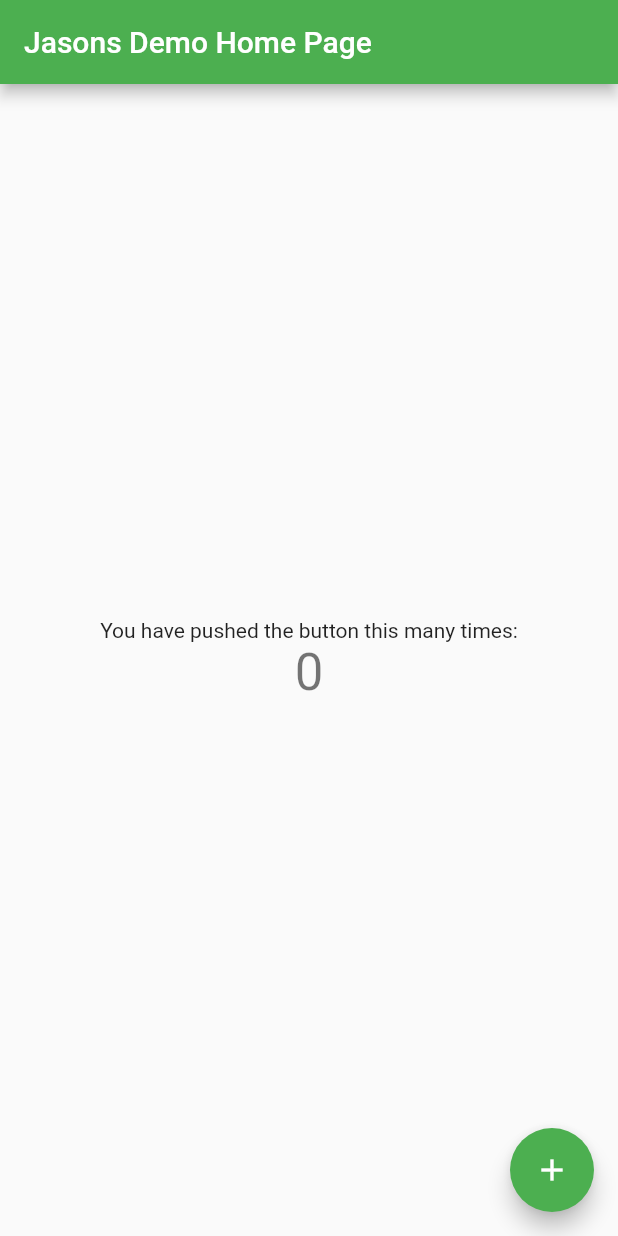
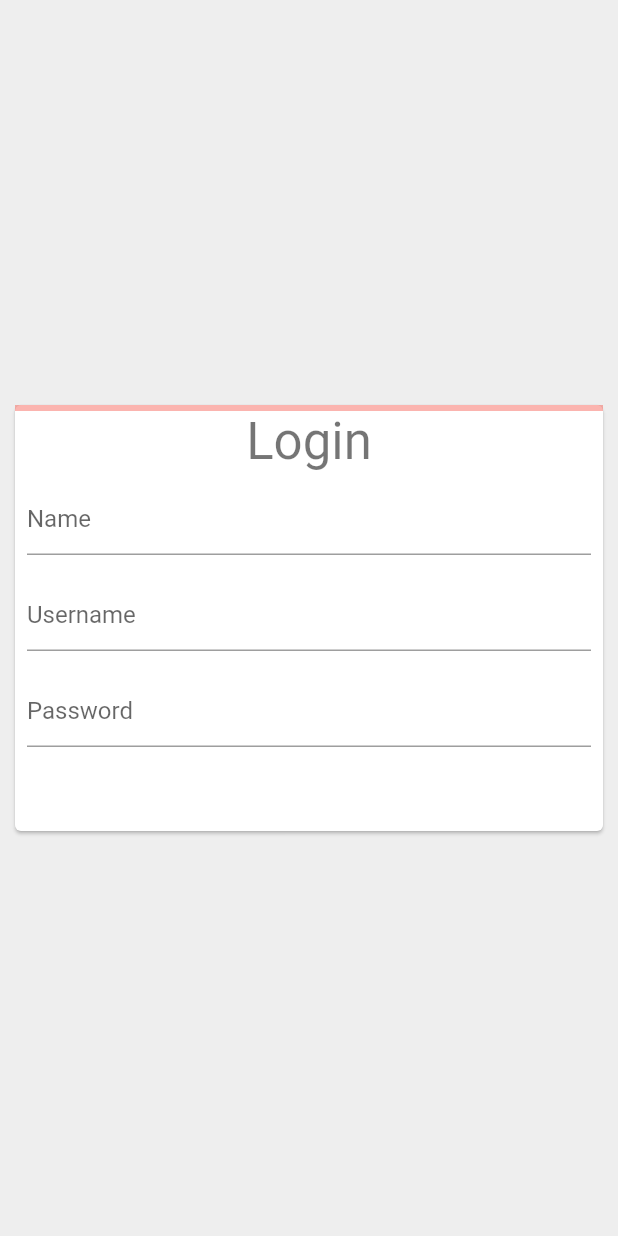
Before and after one commit to jasonminsookim/flutter_generative_chatbot, a Flutter app: the screen it shows after launch, on a phone screen of 412 x 824 dp. Run offline on Flutter 3.47's test engine with Material 2 defaults, Android fonts, the phone set to English and light mode, and no system bars.

Commit message:
Added a login screen.

```diff
--- /dev/null
+++ b/lib/components/login_form.dart
@@ -0,0 +1,139 @@
+import 'package:flutter/material.dart';
+
+class LoginForm extends StatefulWidget {
+  @override
+  _SignUpFormState createState() => _SignUpFormState();
+}
+
+class _SignUpFormState extends State<LoginForm> {
+  final _firstNameTextController = TextEditingController();
+  final _lastNameTextController = TextEditingController();
+  final _usernameTextController = TextEditingController();
+
+  double _formProgress = 0;
+
+  void _updateFormProgress() {
+    var progress = 0.0;
+    var controllers = [
+      _firstNameTextController,
+      _lastNameTextController,
+      _usernameTextController
+    ];
+
+    for (var controller in controllers) {
+      if (controller.value.text.isNotEmpty) {
+        progress += 1 / controllers.length;
+      }
+    }
+
+    setState(() {
+      _formProgress = progress;
+    });
+  }
+
+  void _showMessagingView() {
+    Navigator.of(context).pushNamed('/chat');
+  }
+
+  @override
+  Widget build(BuildContext context) {
+    return Form(
+      onChanged: () => _updateFormProgress(),
+      child: Column(
+        mainAxisSize: MainAxisSize.min,
+        children: [
+          AnimatedProgressIndicator(value: _formProgress),
+          Text('Login', style: Theme.of(context).textTheme.headline4),
+          Padding(
+            padding: EdgeInsets.all(8.0),
+            child: TextFormField(
+              controller: _firstNameTextController,
+              decoration: InputDecoration(hintText: 'Name'),
+            ),
+          ),
+          Padding(
+            padding: EdgeInsets.all(8.0),
+            child: TextFormField(
+              controller: _lastNameTextController,
+              decoration: InputDecoration(hintText: 'Username'),
+            ),
+          ),
+          Padding(
+            padding: EdgeInsets.all(8.0),
+            child: TextFormField(
+              controller: _usernameTextController,
+              decoration: InputDecoration(hintText: 'Password'),
+            ),
+          ),
+          FlatButton(
+            color: Colors.blue,
+            textColor: Colors.white,
+            onPressed: _formProgress == 1 ? _showMessagingView : null,
+            child: Text('Login'),
+          ),
+        ],
+      ),
+    );
+  }
+}
+
+class AnimatedProgressIndicator extends StatefulWidget {
+  final double value;
+
+  AnimatedProgressIndicator({
+    @required this.value,
+  });
+
+  @override
+  State<StatefulWidget> createState() {
+    return _AnimatedProgressIndicatorState();
+  }
+}
+
+class _AnimatedProgressIndicatorState extends State<AnimatedProgressIndicator>
+    with SingleTickerProviderStateMixin {
+  AnimationController _controller;
+  Animation<Color> _colorAnimation;
+  Animation<double> _curveAnimation;
+
+  void initState() {
+    super.initState();
+    _controller = AnimationController(
+        duration: Duration(milliseconds: 1200), vsync: this);
+
+    var colorTween = TweenSequence([
+      TweenSequenceItem(
+        tween: ColorTween(begin: Colors.red, end: Colors.orange),
+        weight: 1,
+      ),
+      TweenSequenceItem(
+        tween: ColorTween(begin: Colors.orange, end: Colors.yellow),
+        weight: 1,
+      ),
+      TweenSequenceItem(
+        tween: ColorTween(begin: Colors.yellow, end: Colors.green),
+        weight: 1,
+      ),
+    ]);
+
+    _colorAnimation = _controller.drive(colorTween);
+    _curveAnimation = _controller.drive(CurveTween(curve: Curves.easeIn));
+  }
+
+  void didUpdateWidget(oldWidget) {
+    super.didUpdateWidget(oldWidget);
+    _controller.animateTo(widget.value);
+  }
+
+  @override
+  Widget build(BuildContext context) {
+    return AnimatedBuilder(
+      animation: _controller,
+      builder: (context, child) => LinearProgressIndicator(
+        value: _curveAnimation.value,
+        valueColor: _colorAnimation,
+        backgroundColor: _colorAnimation.value.withOpacity(0.4),
+      ),
+    );
+  }
+}
--- a/lib/main.dart
+++ b/lib/main.dart
@@ -1,117 +1,24 @@
 import 'package:flutter/material.dart';
+import 'package:flutter_generative_chatbot/theme/style.dart';
+import 'package:flutter_generative_chatbot/routes.dart';
+//import 'package:flutter_generative_chatbot/bloc/bloc-prov-tree.dart';
+//import 'package:flutter_generative_chatbot/bloc/bloc-prov.dart';
+//import 'package:flutter_generative_chatbot/blocs/blocs.dart';
+//import 'blocs/blocs.dart';
 
 void main() {
-  runApp(MyApp());
+  runApp(ExampleApp());
 }
-
-class MyApp extends StatelessWidget {
-  // This widget is the root of your application.
+class ExampleApp extends StatelessWidget {
   @override
   Widget build(BuildContext context) {
-    return MaterialApp(
-      title: 'Flutter Demo',
-      theme: ThemeData(
-        // This is the theme of your application.
-        //
-        // Try running your application with "flutter run". You'll see the
-        // application has a blue toolbar. Then, without quitting the app, try
-        // changing the primarySwatch below to Colors.green and then invoke
-        // "hot reload" (press "r" in the console where you ran "flutter run",
-        // or simply save your changes to "hot reload" in a Flutter IDE).
-        // Notice that the counter didn't reset back to zero; the application
-        // is not restarted.
-        primarySwatch: Colors.green,
-        // This makes the visual density adapt to the platform that you run
-        // the app on. For desktop platforms, the controls will be smaller and
-        // closer together (more dense) than on mobile platforms.
-        visualDensity: VisualDensity.adaptivePlatformDensity,
+    return Container(
+      child: MaterialApp(
+        title: 'ExampleApp',
+        theme: appTheme(),
+        initialRoute: '/',
+        routes: routes,
       ),
-      home: MyHomePage(title: 'Jasons Demo Home Page'),
     );
   }
 }
-
-class MyHomePage extends StatefulWidget {
-  MyHomePage({Key key, this.title}) : super(key: key);
-
-  // This widget is the home page of your application. It is stateful, meaning
-  // that it has a State object (defined below) that contains fields that affect
-  // how it looks.
-
-  // This class is the configuration for the state. It holds the values (in this
-  // case the title) provided by the parent (in this case the App widget) and
-  // used by the build method of the State. Fields in a Widget subclass are
-  // always marked "final".
-
-  final String title;
-
-  @override
-  _MyHomePageState createState() => _MyHomePageState();
-}
-
-class _MyHomePageState extends State<MyHomePage> {
-  int _counter = 0;
-
-  void _incrementCounter() {
-    setState(() {
-      // This call to setState tells the Flutter framework that something has
-      // changed in this State, which causes it to rerun the build method below
-      // so that the display can reflect the updated values. If we changed
-      // _counter without calling setState(), then the build method would not be
-      // called again, and so nothing would appear to happen.
-      _counter++;
-    });
-  }
-
-  @override
-  Widget build(BuildContext context) {
-    // This method is rerun every time setState is called, for instance as done
-    // by the _incrementCounter method above.
-    //
-    // The Flutter framework has been optimized to make rerunning build methods
-    // fast, so that you can just rebuild anything that needs updating rather
-    // than having to individually change instances of widgets.
-    return Scaffold(
-      appBar: AppBar(
-        // Here we take the value from the MyHomePage object that was created by
-        // the App.build method, and use it to set our appbar title.
-        title: Text(widget.title),
-      ),
-      body: Center(
-        // Center is a layout widget. It takes a single child and positions it
-        // in the middle of the parent.
-        child: Column(
-          // Column is also a layout widget. It takes a list of children and
-          // arranges them vertically. By default, it sizes itself to fit its
-          // children horizontally, and tries to be as tall as its parent.
-          //
-          // Invoke "debug painting" (press "p" in the console, choose the
-          // "Toggle Debug Paint" action from the Flutter Inspector in Android
-          // Studio, or the "Toggle Debug Paint" command in Visual Studio Code)
-          // to see the wireframe for each widget.
-          //
-          // Column has various properties to control how it sizes itself and
-          // how it positions its children. Here we use mainAxisAlignment to
-          // center the children vertically; the main axis here is the vertical
-          // axis because Columns are vertical (the cross axis would be
-          // horizontal).
-          mainAxisAlignment: MainAxisAlignment.center,
-          children: <Widget>[
-            Text(
-              'You have pushed the button this many times:',
-            ),
-            Text(
-              '$_counter',
-              style: Theme.of(context).textTheme.headline4,
-            ),
-          ],
-        ),
-      ),
-      floatingActionButton: FloatingActionButton(
-        onPressed: _incrementCounter,
-        tooltip: 'Increment',
-        child: Icon(Icons.add),
-      ), // This trailing comma makes auto-formatting nicer for build methods.
-    );
-  }
-}
--- a/lib/routes.dart
+++ b/lib/routes.dart
@@ -0,0 +1,7 @@
+import 'package:flutter/widgets.dart';
+import 'package:flutter_generative_chatbot/screens/login_screen.dart';
+
+final Map<String, WidgetBuilder> routes = <String, WidgetBuilder>{
+  "/": (BuildContext context) => LoginScreen(),
+//  "/ExScreen2": (BuildContext context) => ExScreen2(),
+};
--- /dev/null
+++ b/lib/screens/login_screen.dart
@@ -0,0 +1,19 @@
+import 'package:flutter/material.dart';
+import 'package:flutter_generative_chatbot/components/login_form.dart';
+
+class LoginScreen extends StatelessWidget {
+  @override
+  Widget build(BuildContext context) {
+    return Scaffold(
+      backgroundColor: Colors.grey[200],
+      body: Center(
+        child: SizedBox(
+          width: 400,
+          child: Card(
+            child: LoginForm(),
+          ),
+        ),
+      ),
+    );
+  }
+}
--- /dev/null
+++ b/lib/theme/style.dart
@@ -0,0 +1,8 @@
+import 'package:flutter/material.dart';
+
+ThemeData appTheme() {
+  return ThemeData(
+    primaryColor: Colors.black,
+    accentColor: Colors.green,
+  );
+}
```
Also changed, not shown: 1 other file.
